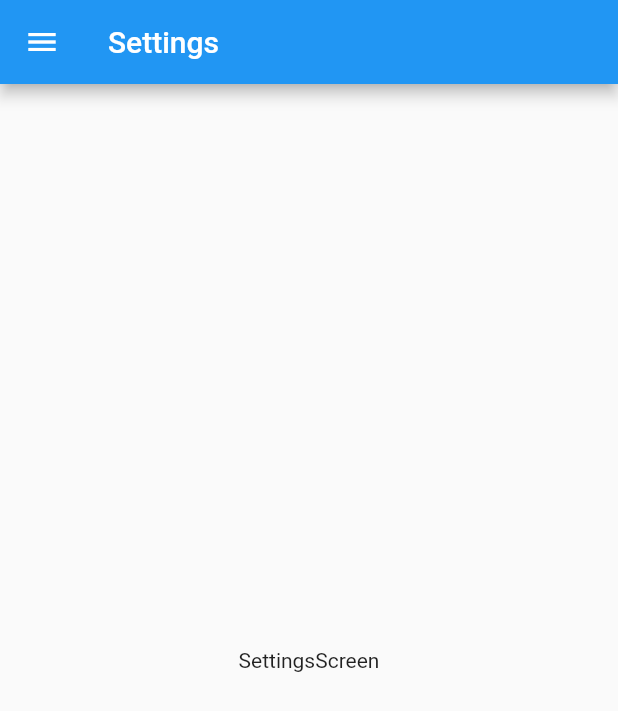
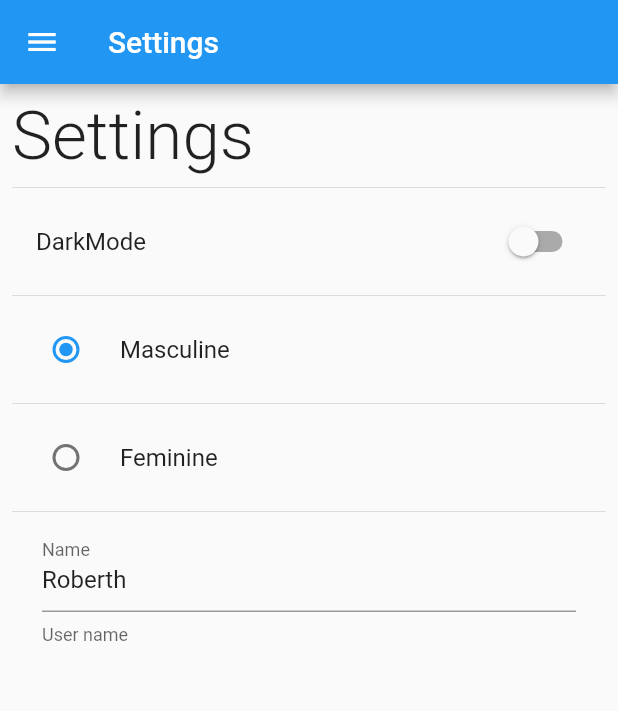
Before and after one commit to Roberthrjr/user_preferences_app, a Flutter app: the SettingsScreen screen opened by its route, on a phone screen of 412 x 824 dp. Shown: the top 711 px of the screen. Run offline on Flutter 3.47's test engine with Material 2 defaults, Android fonts, the phone set to English and light mode, and no system bars.

Commit message:
Se agrego switch para el darkmode, radio list para los generos y un form text para el nombre

```diff
--- a/lib/screens/settings_screen.dart
+++ b/lib/screens/settings_screen.dart
@@ -1,11 +1,19 @@
 import 'package:flutter/material.dart';
 import 'package:user_preferences_app/widgets/widgets.dart';
 
-class SettingsScreen extends StatelessWidget {
+class SettingsScreen extends StatefulWidget {
   static const String routerName = 'Settings';
 
   const SettingsScreen({Key? key}) : super(key: key);
 
+  @override
+  State<SettingsScreen> createState() => _SettingsScreenState();
+}
+
+class _SettingsScreenState extends State<SettingsScreen> {
+  bool isDarkMode = false;
+  int gender = 1;
+  String name = 'Roberth';
   @override
   Widget build(BuildContext context) {
     return Scaffold(
@@ -13,8 +21,67 @@ class SettingsScreen extends StatelessWidget {
         title: const Text('Settings'),
       ),
       drawer: const SideMenu(),
-      body: const Center(
-        child: Text('SettingsScreen'),
+      body: Padding(
+        padding: const EdgeInsets.all(8.0),
+        child: SingleChildScrollView(
+          child: Column(
+            crossAxisAlignment: CrossAxisAlignment.start,
+            children: [
+              const Text(
+                'Settings',
+                style: TextStyle(fontSize: 45, fontWeight: FontWeight.w300),
+              ),
+              const Divider(),
+              SwitchListTile.adaptive(
+                value: isDarkMode,
+                title: const Text('DarkMode'),
+                onChanged: (value) {
+                  isDarkMode = value;
+                  setState(() {});
+                  //print(isDarkMode);
+                },
+              ),
+              const Divider(),
+              RadioListTile<int>(
+                value: 1,
+                groupValue: gender,
+                title: const Text('Masculine'),
+                onChanged: (value) {
+                  gender = value ?? 1;
+                  setState(() {});
+                  print(gender);
+                },
+              ),
+              const Divider(),
+              RadioListTile<int>(
+                value: 2,
+                groupValue: gender,
+                title: const Text('Feminine'),
+                onChanged: (value) {
+                  gender = value ?? 2;
+                  setState(() {});
+                  print(gender);
+                },
+              ),
+              const Divider(),
+              Padding(
+                padding: const EdgeInsets.symmetric(horizontal: 20),
+                child: TextFormField(
+                  initialValue: 'Roberth',
+                  onChanged: (value) {
+                    name = value;
+                    setState(() {});
+                    print(name);
+                  },
+                  decoration: const InputDecoration(
+                    labelText: 'Name',
+                    helperText: 'User name',
+                  ),
+                ),
+              ),
+            ],
+          ),
+        ),
       ),
     );
   }
--- a/pubspec.yaml
+++ b/pubspec.yaml
@@ -34,6 +34,7 @@ dependencies:
   # The following adds the Cupertino Icons font to your application.
   # Use with the CupertinoIcons class for iOS style icons.
   cupertino_icons: ^1.0.2
+  shared_preferences: ^2.0.13
 
 dev_dependencies:
   flutter_test:
```
Also changed, not shown: lib/screens/home_screen.dart (+10 -2 lines), pubspec.lock.
